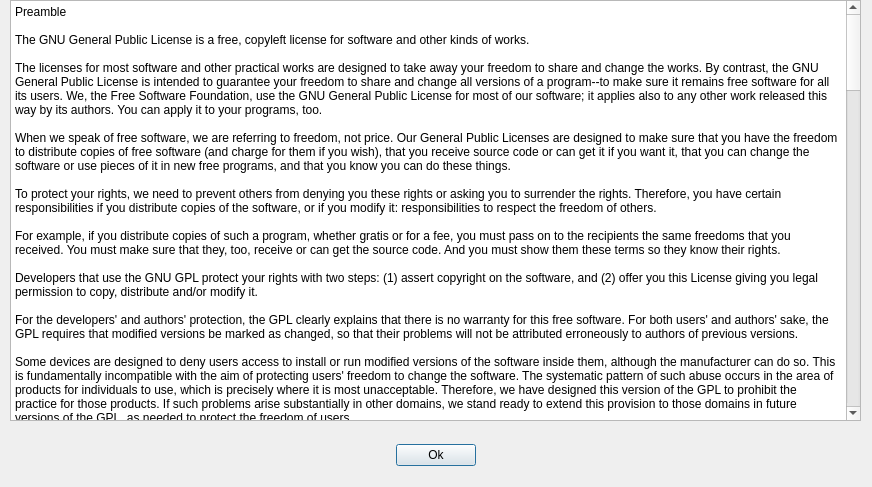
Old version of the form src/OpenParEMg/license.ui in the repository OpenParEM/OpenParEM.
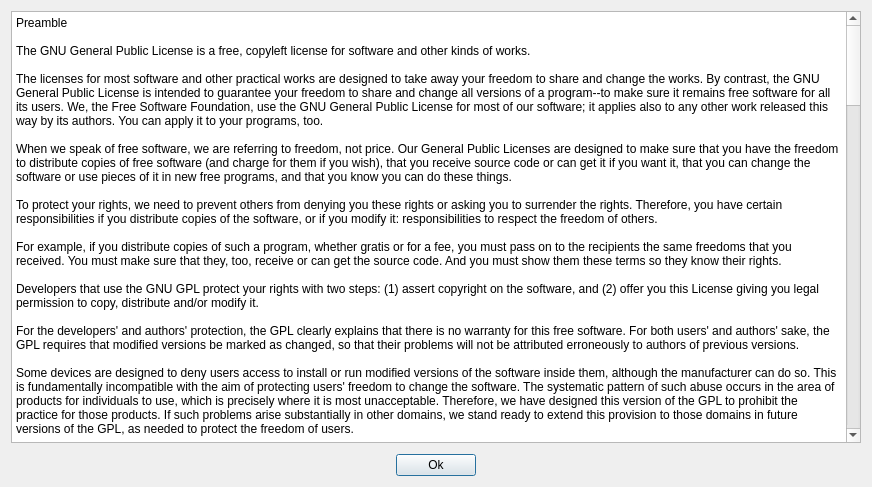
New version of the form.

```diff
--- a/src/OpenParEMg/license.ui
+++ b/src/OpenParEMg/license.ui
@@ -13,15 +13,9 @@
   <property name="windowTitle">
    <string>GNU General Public License GPLv3 or later</string>
   </property>
+  <layout class="QVBoxLayout" name="verticalLayout">
+   <item>
   <widget class="QPlainTextEdit" name="licenseText">
-   <property name="geometry">
-    <rect>
-     <x>10</x>
-     <y>0</y>
-     <width>851</width>
-     <height>421</height>
-    </rect>
-   </property>
    <property name="focusPolicy">
     <enum>Qt::FocusPolicy::ClickFocus</enum>
    </property>
@@ -229,15 +223,24 @@
     <set>Qt::TextInteractionFlag::NoTextInteraction</set>
    </property>
   </widget>
-  <widget class="QWidget" name="horizontalLayoutWidget">
-   <property name="geometry">
-    <rect>
-     <x>10</x>
-     <y>440</y>
-     <width>851</width>
-     <height>31</height>
-    </rect>
-   </property>
+   </item>
+   <item>
+    <spacer name="verticalSpacer">
+     <property name="orientation">
+      <enum>Qt::Orientation::Vertical</enum>
+     </property>
+     <property name="sizeType">
+      <enum>QSizePolicy::Policy::Fixed</enum>
+     </property>
+     <property name="sizeHint" stdset="0">
+      <size>
+       <width>20</width>
+       <height>5</height>
+      </size>
+     </property>
+    </spacer>
+   </item>
+   <item>
    <layout class="QHBoxLayout" name="horizontalLayout">
     <item>
      <spacer name="horizontalSpacer_2">
@@ -273,7 +276,8 @@
      </spacer>
     </item>
    </layout>
-  </widget>
+   </item>
+  </layout>
  </widget>
  <resources/>
  <connections/>
```
Lines whose indentation alone changed are shown as unchanged.
